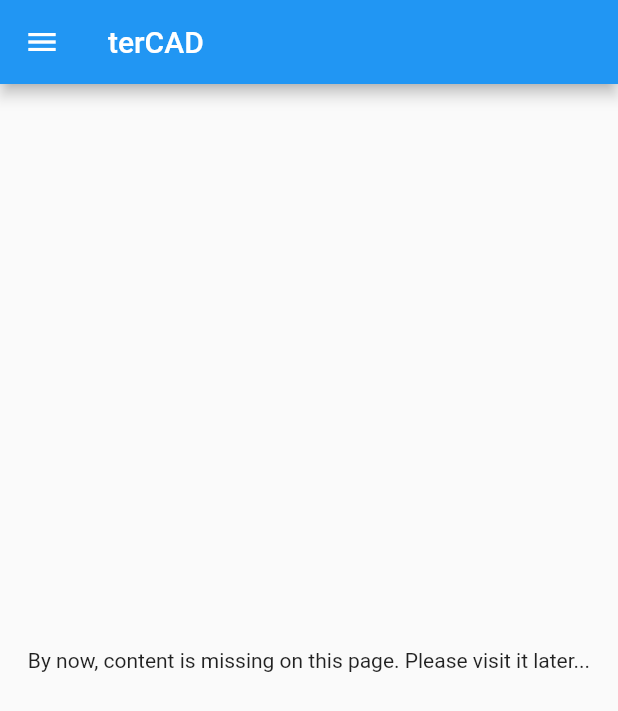
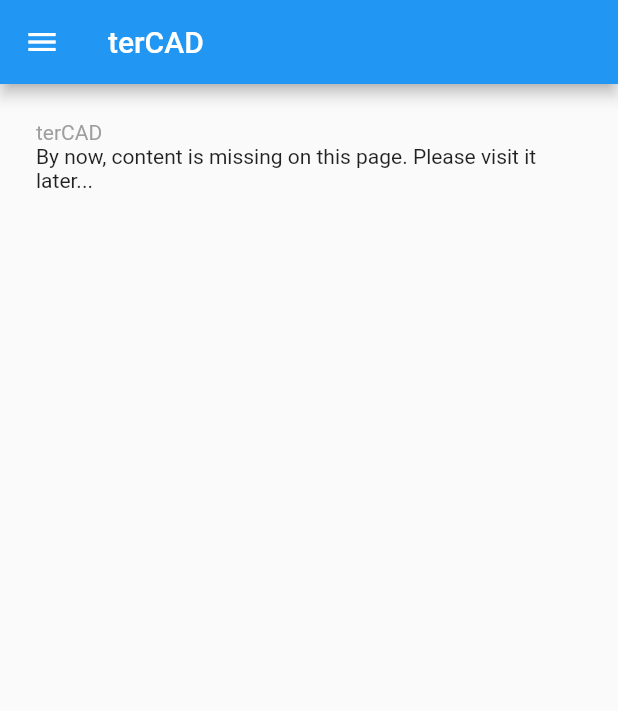
Before and after one commit to lyskouski/terCAD, a Flutter app: the screen it shows after launch, on a phone screen of 412 x 824 dp. Shown: the top 711 px of the screen. Run offline on Flutter 3.47's test engine with Material 2 defaults, Android fonts, the phone set to English and light mode, and no system bars; drawn by our look-alikes of flutter_breadcrumb; generated files the repository leaves out were written again.

Commit message:
(#1) Update Flutter template to a basic view. Add breadcrumbs

```diff
--- a/lib/content/main.dart
+++ b/lib/content/main.dart
@@ -1,13 +1,34 @@
 import 'package:flutter/material.dart';
 import 'package:flutter_gen/gen_l10n/app_localizations.dart';
+import 'package:flutter_breadcrumb/flutter_breadcrumb.dart';
 
 import 'package:tercad/main_menu.dart';
 
-Scaffold getMainContent(BuildContext context, title) {
+Scaffold getMainContent(BuildContext context, String? url) {
+  var urlBreadCrumbs = (url ?? '').split('/');
   return Scaffold(
-    appBar: AppBar(title: Text(title)),
-    body: Center(
-      child: Text(AppLocalizations.of(context)!.missingContent),
+    appBar: AppBar(title: Text(url ?? '')),
+    body: Padding(
+          padding: EdgeInsets.all(24),
+          child: Column(
+            crossAxisAlignment: CrossAxisAlignment.start,
+            children: [
+              BreadCrumb.builder(
+                itemCount: urlBreadCrumbs.length,
+                builder: (index) {
+                  return BreadCrumbItem(content: Text(urlBreadCrumbs[index]));
+                },
+                divider: const Icon(Icons.chevron_right),
+                overflow: const WrapOverflow(
+                  keepLastDivider: false,
+                  direction: Axis.horizontal,
+                ),
+              ),
+              Center(
+                child: Text(AppLocalizations.of(context)!.missingContent),
+              ),
+            ]
+          ),
     ),
     drawer: Drawer(
       child: ListView(
--- a/pubspec.yaml
+++ b/pubspec.yaml
@@ -34,6 +34,7 @@
   flutter_localizations:
     sdk: flutter
   intl: ^0.17.0
+  flutter_breadcrumb: ^1.0.1
 
   # The following adds the Cupertino Icons font to your application.
   # Use with the CupertinoIcons class for iOS style icons.
```
